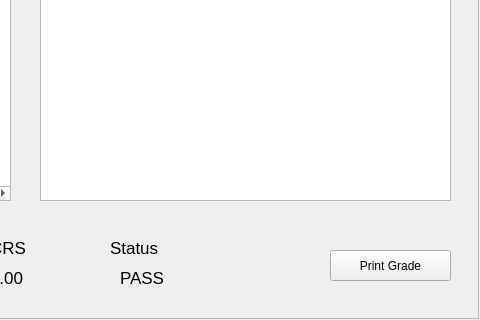
Before: the Qt Designer form resources/UI/viewGrade.ui in Poom1997/gman, drawn with Qt 5; both pictures show x 420 to 900 and y 280 to 600 of the 900 by 600 pixel window.
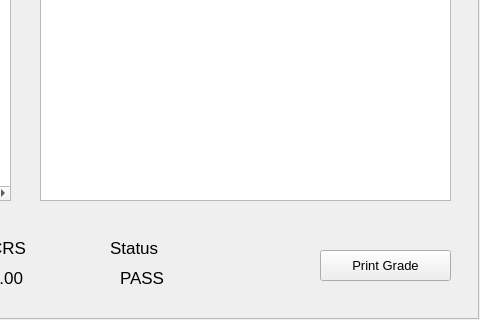
After: the same form once the commit is applied.

Patch:
```diff
--- a/resources/UI/viewGrade.ui
+++ b/resources/UI/viewGrade.ui
@@ -98,12 +98,17 @@
     <widget class="QPushButton" name="printButton">
      <property name="geometry">
       <rect>
-       <x>750</x>
+       <x>740</x>
        <y>530</y>
-       <width>121</width>
+       <width>131</width>
        <height>31</height>
       </rect>
      </property>
+     <property name="font">
+      <font>
+       <pointsize>10</pointsize>
+      </font>
+     </property>
      <property name="text">
       <string>Print Grade</string>
      </property>
```
